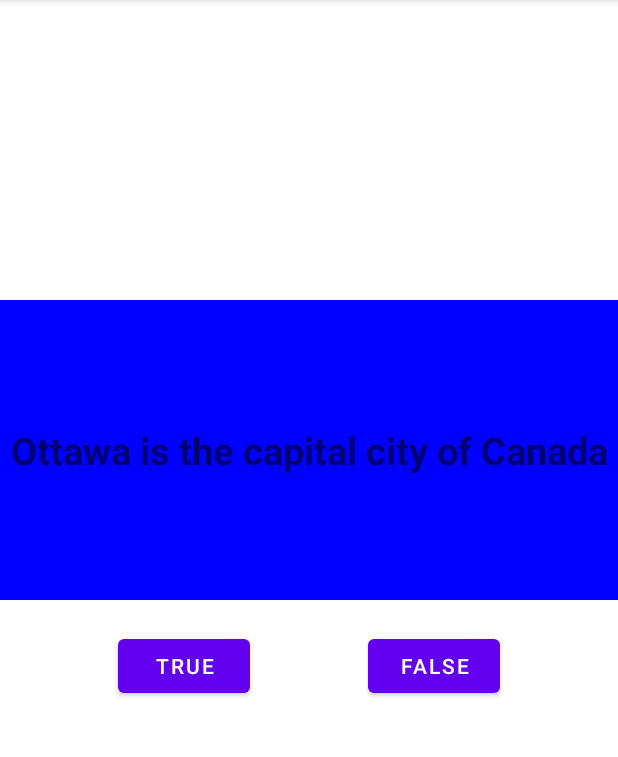
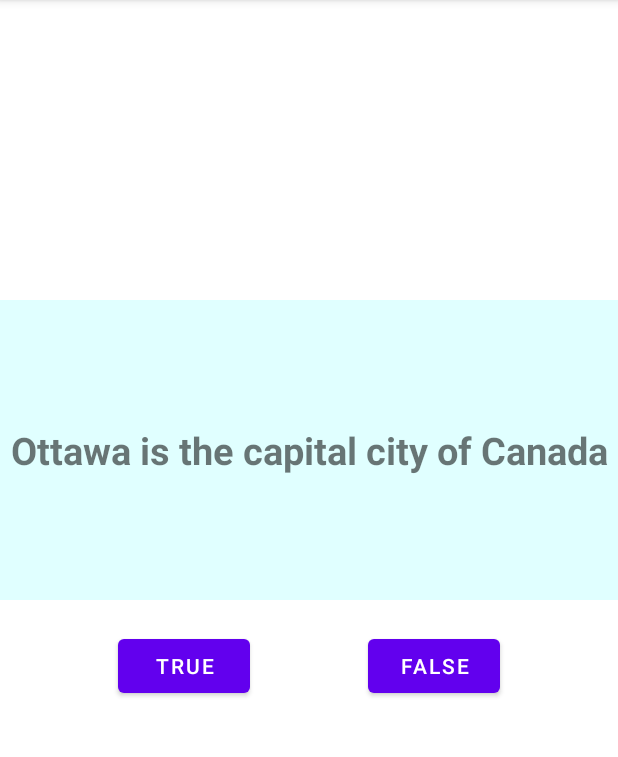
Before and after one commit to bindu-sharma/Quiz_App, an Android app: the screen it shows after launch (MainActivity), after a tap on "TRUE", on a phone screen of 412 x 824 dp, the part 84-841 px from its top. Run offline under Robolectric (Android 15) with nearby library versions, the phone set to English and light mode, and no system bars.

```diff
--- a/app/src/main/java/my/first/quiz_app/MainActivity.java
+++ b/app/src/main/java/my/first/quiz_app/MainActivity.java
@@ -58,7 +58,7 @@ public class MainActivity extends AppCompatActivity {
 
 
         QuestionId = obj.questionList.get(index).question;
-        ColorId = obj.questionList.get(index).color;
+        ColorId = obj.colorList.get(index);
         UpdateFragment(QuestionId, ColorId);
 
         trueButton = (Button) findViewById(R.id.true_button);
@@ -137,7 +137,7 @@ public class MainActivity extends AppCompatActivity {
 
             index++;
             QuestionId = obj.questionList.get(index).question;
-            ColorId = obj.questionList.get(index).color;
+            ColorId = obj.colorList.get(index);
             System.out.println("****Button Clicked*****");
 
             UpdateFragment(QuestionId, ColorId);
@@ -158,7 +158,8 @@ public class MainActivity extends AppCompatActivity {
             alertDialog.show();
             index = 0;
             Collections.shuffle(obj.questionList);
-            UpdateFragment(obj.questionList.get(index).question,obj.questionList.get(index).color);
+            Collections.shuffle(obj.colorList);
+            UpdateFragment(obj.questionList.get(index).question,obj.colorList.get(index));
 
 
         }
--- a/app/src/main/java/my/first/quiz_app/Question.java
+++ b/app/src/main/java/my/first/quiz_app/Question.java
@@ -2,12 +2,12 @@ package my.first.quiz_app;
 
 public class Question {
     int question;
-    int color;
+    //int color;
     Boolean answer;
 
-    public Question(int question, int color, Boolean answer) {
+    public Question(int question, Boolean answer) {
         this.question = question;
-        this.color = color;
+       // this.color = color;
         this.answer = answer;
 
 
--- a/app/src/main/java/my/first/quiz_app/QuestionBank.java
+++ b/app/src/main/java/my/first/quiz_app/QuestionBank.java
@@ -3,20 +3,21 @@ package my.first.quiz_app;
 import java.util.ArrayList;
 public class QuestionBank {
     ArrayList<Question> questionList = new ArrayList<>();
-  //  ArrayList<Integer> colorList = new ArrayList<>();
+   ArrayList<Integer> colorList = new ArrayList<>();
 
 
     QuestionBank(){
-        Question ques1 = new Question(R.string.Question1,R.color.Red,false);
-        Question ques2 = new Question(R.string.Question2,R.color.Blue,true);
-        Question ques3 = new Question(R.string.Question3,R.color.Yellow,false);
-        Question ques4 = new Question(R.string.Question4,R.color.Silver,true);
-        Question ques5 = new Question(R.string.Question5,R.color.Pink,true);
-        Question ques6 = new Question(R.string.Question6,R.color.Magenta,false);
-        Question ques7 = new Question(R.string.Question7,R.color.Maroon,true);
-        Question ques8 = new Question(R.string.Question8,R.color.Beige,true);
-        Question ques9 = new Question(R.string.Question9,R.color.Orange,true);
-        Question ques10 = new Question(R.string.Question10,R.color.Gray,false);
+        Question ques1 = new Question(R.string.Question1,false);
+        Question ques2 = new Question(R.string.Question2,true);
+        Question ques3 = new Question(R.string.Question3,false);
+        Question ques4 = new Question(R.string.Question4,true);
+        Question ques5 = new Question(R.string.Question5,true);
+        Question ques6 = new Question(R.string.Question6,false);
+        Question ques7 = new Question(R.string.Question7,true);
+        Question ques8 = new Question(R.string.Question8,true);
+        Question ques9 = new Question(R.string.Question9,true);
+        Question ques10 = new Question(R.string.Question10,false);
+
         questionList.add(ques1);
         questionList.add(ques2);
         questionList.add(ques3);
@@ -28,6 +29,18 @@ public class QuestionBank {
         questionList.add(ques9);
         questionList.add(ques10);
 
+        colorList.add(R.color.SkyBlue);
+        colorList.add(R.color.LightCyan);
+        colorList.add(R.color.Orange);
+        colorList.add(R.color.Aquamarine);
+        colorList.add(R.color.purple_200);
+        colorList.add(R.color.LightBlue);
+        colorList.add(R.color.LightCoral);
+        colorList.add(R.color.LemonChiffon);
+        colorList.add(R.color.LightPink);
+        colorList.add(R.color.LemonChiffon);
+
+
 
 
     }
```
